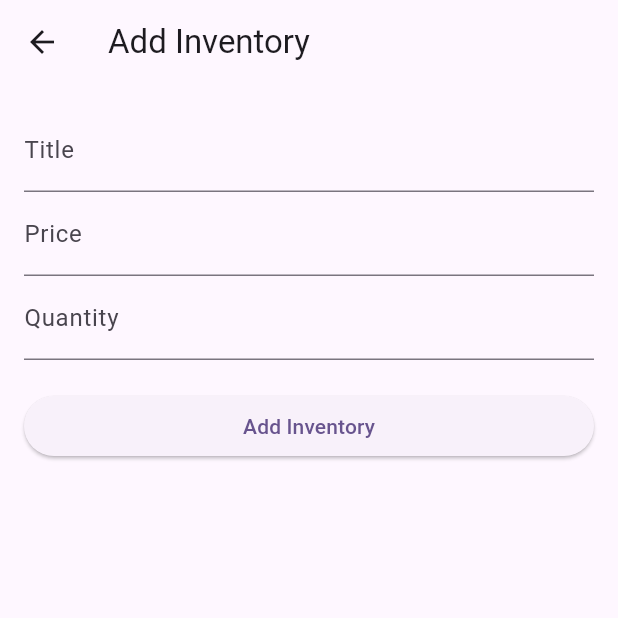
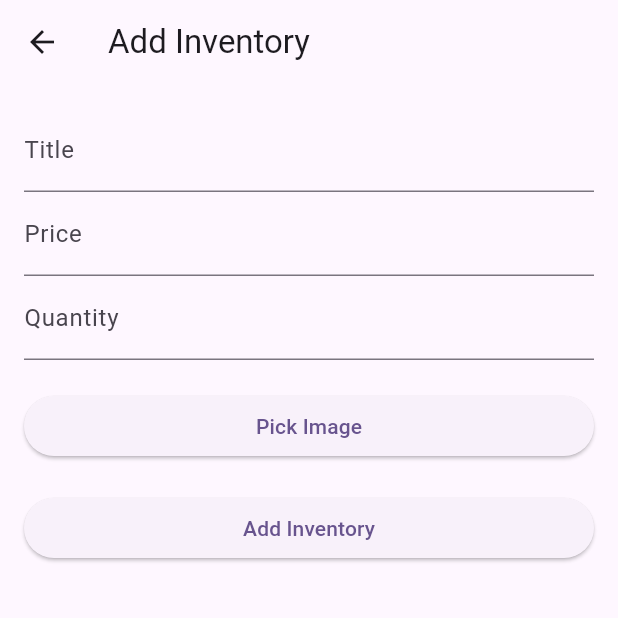
Before and after one commit to jordydave/crud_apps_mobile, a Flutter app: the AddInventoryPage screen opened directly, on a phone screen of 412 x 824 dp, the top half of it. Run offline on Flutter 3.47's test engine with Material 3 defaults, Android fonts, the phone set to English and light mode, and no system bars; our stand-ins replace image_picker, marquee; network calls fail.

Commit message:
Add image upload functionality to GitHub and update inventory model with image URL

```diff
--- a/lib/models/inventory_model.dart
+++ b/lib/models/inventory_model.dart
@@ -4,6 +4,7 @@ class InventoryModel {
   final String? description;
   final double? price;
   final int? quantity;
+  final String? imageUrl;
 
   InventoryModel({
     this.id = '',
@@ -11,6 +12,7 @@ class InventoryModel {
     this.description = '',
     this.price = 0.0,
     this.quantity = 0,
+    this.imageUrl = '',
   });
 
   factory InventoryModel.fromJson(Map<String, dynamic> json) {
@@ -21,6 +23,7 @@ class InventoryModel {
       description: fields['Description'],
       price: (fields['Price'] ?? 0).toDouble(),
       quantity: fields['Quantity'],
+      imageUrl: fields['Image URL'],
     );
   }
 
@@ -32,6 +35,7 @@ class InventoryModel {
         'Description': description,
         'Price': price,
         'Quantity': quantity,
+        'Image URL': imageUrl,
       },
     };
   }
--- a/lib/pages/add_inventory_page.dart
+++ b/lib/pages/add_inventory_page.dart
@@ -1,9 +1,11 @@
+import 'dart:io';
 import 'package:crud_api/pages/list_inventory_page.dart';
 import 'package:flutter/material.dart';
 import 'package:crud_api/models/inventory_model.dart';
 import 'package:crud_api/services/inventory_service.dart';
 import 'package:crud_api/utils/number_format_currency.dart';
 import 'package:flutter/services.dart';
+import 'package:image_picker/image_picker.dart';
 
 class AddInventoryPage extends StatefulWidget {
   const AddInventoryPage({super.key});
@@ -19,6 +21,7 @@ class _AddInventoryPageState extends State<AddInventoryPage> {
   final _quantityController = TextEditingController();
   final InventoryService _inventoryService = InventoryService();
   bool _isLoading = false;
+  File? _image;
 
   @override
   void initState() {
@@ -64,16 +67,33 @@ class _AddInventoryPageState extends State<AddInventoryPage> {
     }
   }
 
+  Future<void> _pickImage() async {
+    final pickedFile =
+        await ImagePicker().pickImage(source: ImageSource.gallery);
+    if (pickedFile != null) {
+      setState(() {
+        _image = File(pickedFile.path);
+      });
+    }
+  }
+
   Future<void> _submitForm() async {
     if (_formKey.currentState!.validate()) {
       setState(() {
         _isLoading = true;
       });
+
+      String? imageUrl;
+      if (_image != null) {
+        imageUrl = await _inventoryService.uploadImageToGitHub(_image!);
+      }
+
       final newInventory = InventoryModel(
         title: _titleController.text,
         price: double.parse(
             _priceController.text.replaceAll(RegExp(r'[^0-9]'), '')),
         quantity: int.parse(_quantityController.text),
+        imageUrl: imageUrl,
       );
 
       try {
@@ -163,6 +183,16 @@ class _AddInventoryPageState extends State<AddInventoryPage> {
                   ),
                   const SizedBox(height: 20),
                   ElevatedButton(
+                    onPressed: _pickImage,
+                    child: const Text('Pick Image'),
+                  ),
+                  if (_image != null)
+                    Padding(
+                      padding: const EdgeInsets.symmetric(vertical: 16.0),
+                      child: Image.file(_image!),
+                    ),
+                  const SizedBox(height: 20),
+                  ElevatedButton(
                     onPressed: _isLoading ? null : _submitForm,
                     child: const Text('Add Inventory'),
                   ),
--- a/lib/services/inventory_service.dart
+++ b/lib/services/inventory_service.dart
@@ -1,4 +1,5 @@
 import 'dart:convert';
+import 'dart:io';
 import 'package:crud_api/models/inventory_model.dart';
 import 'package:flutter/foundation.dart';
 import 'package:http/http.dart' as http;
@@ -6,6 +7,9 @@ import 'package:logging/logging.dart';
 
 class InventoryService {
   final String apiUrl = 'https://inventories-ifxqr3l-jordy-dave.globeapp.dev';
+  final String githubUsername = 'jordydave';
+  final String githubRepo = 'store_image';
+  final String githubToken = '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';
   final Logger _logger = Logger('InventoryService');
 
   InventoryService() {
@@ -15,6 +19,39 @@ class InventoryService {
         print('${record.level.name}: ${record.time}: ${record.message}');
       }
     });
+  }
+
+  Future<String> uploadImageToGitHub(File image) async {
+    final imageBytes = await image.readAsBytes();
+    final base64Image = base64Encode(imageBytes);
+    final fileName = '${DateTime.now().millisecondsSinceEpoch}.jpg';
+
+    final url =
+        'https://api.github.com/repos/$githubUsername/$githubRepo/contents/$fileName';
+    _logger.info('GitHub API URL: $url');
+
+    final response = await http.put(
+      Uri.parse(url),
+      headers: {
+        'Authorization': 'token $githubToken',
+        'Content-Type': 'application/json',
+      },
+      body: jsonEncode({
+        'message': 'Upload image $fileName',
+        'content': base64Image,
+      }),
+    );
+
+    _logger.info('Response: ${response.body}');
+    _logger.info('Status Code: ${response.statusCode}');
+
+    if (response.statusCode == 201) {
+      final responseData = jsonDecode(response.body);
+      final downloadUrl = responseData['content']['download_url'];
+      return downloadUrl;
+    } else {
+      throw Exception('Failed to upload image to GitHub: ${response.body}');
+    }
   }
 
   Future<List<InventoryModel>> getInventories() async {
@@ -47,8 +84,7 @@ class InventoryService {
     _logger.info('Fetching inventory $recordId from API $getInventory');
     _logger
         .info('curl -X GET "$apiUrl/$recordId" -H "accept: application/json"');
-    final response =
-        await _getClient().get(Uri.parse(getInventory));
+    final response = await _getClient().get(Uri.parse(getInventory));
 
     if (response.statusCode == 200) {
       _logger.info('Fetched inventory $recordId from API');
--- a/pubspec.yaml
+++ b/pubspec.yaml
@@ -32,6 +32,7 @@ dependencies:
   flutter:
     sdk: flutter
   http: ^1.3.0
+  image_picker: ^1.1.2
   intl: ^0.20.1
   logging: ^1.3.0
   marquee: ^2.3.0
```
Also changed, not shown: pubspec.lock, 14 other files.
